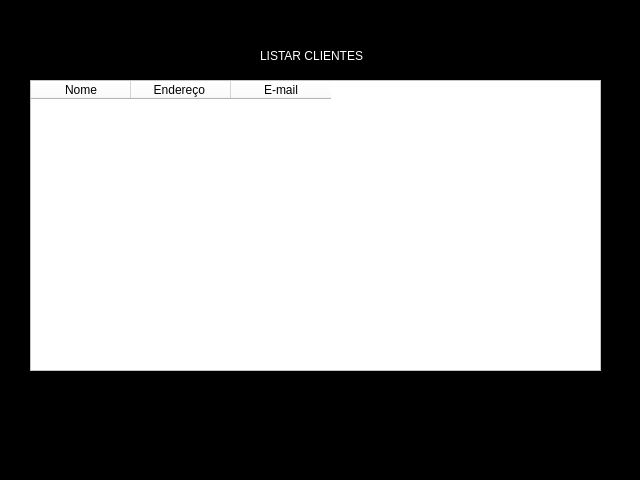
Qt form listar_clientes.ui (Bringel12/teste_ui) before a commit.
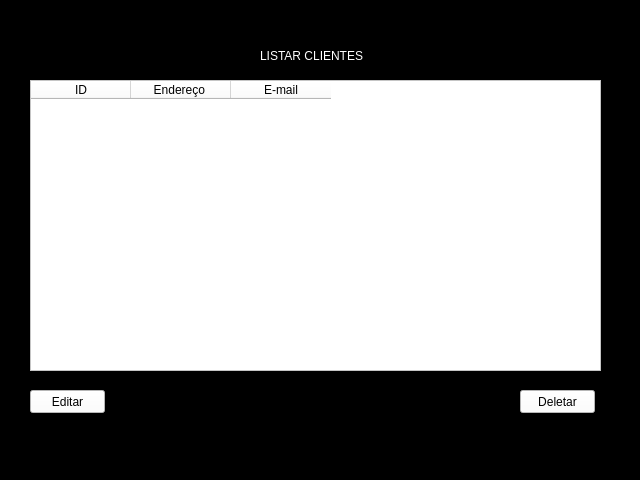
The same form after that commit.

Commit message: atualização

```diff
--- a/listar_clientes.ui
+++ b/listar_clientes.ui
@@ -48,7 +48,7 @@
     </property>
     <column>
      <property name="text">
-      <string>Nome</string>
+      <string>ID</string>
      </property>
     </column>
     <column>
@@ -62,6 +62,40 @@
      </property>
     </column>
    </widget>
+   <widget class="QPushButton" name="pushButton">
+    <property name="geometry">
+     <rect>
+      <x>520</x>
+      <y>390</y>
+      <width>75</width>
+      <height>23</height>
+     </rect>
+    </property>
+    <property name="styleSheet">
+     <string notr="true">color: rgb(0, 0, 0);
+background-color: rgb(255, 255, 255);</string>
+    </property>
+    <property name="text">
+     <string>Deletar</string>
+    </property>
+   </widget>
+   <widget class="QPushButton" name="pushButton_2">
+    <property name="geometry">
+     <rect>
+      <x>30</x>
+      <y>390</y>
+      <width>75</width>
+      <height>23</height>
+     </rect>
+    </property>
+    <property name="styleSheet">
+     <string notr="true">color: rgb(0, 0, 0);
+background-color: rgb(255, 255, 255);</string>
+    </property>
+    <property name="text">
+     <string>Editar</string>
+    </property>
+   </widget>
   </widget>
   <widget class="QStatusBar" name="statusbar"/>
  </widget>
```
The commit also changes 2 other files.
